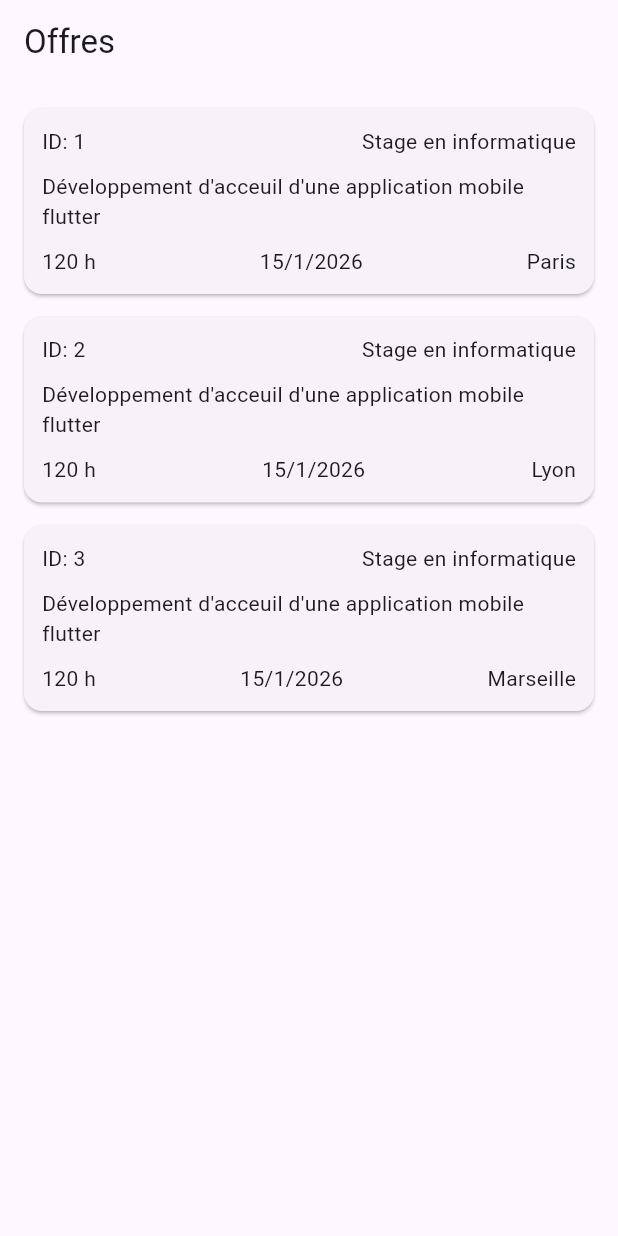
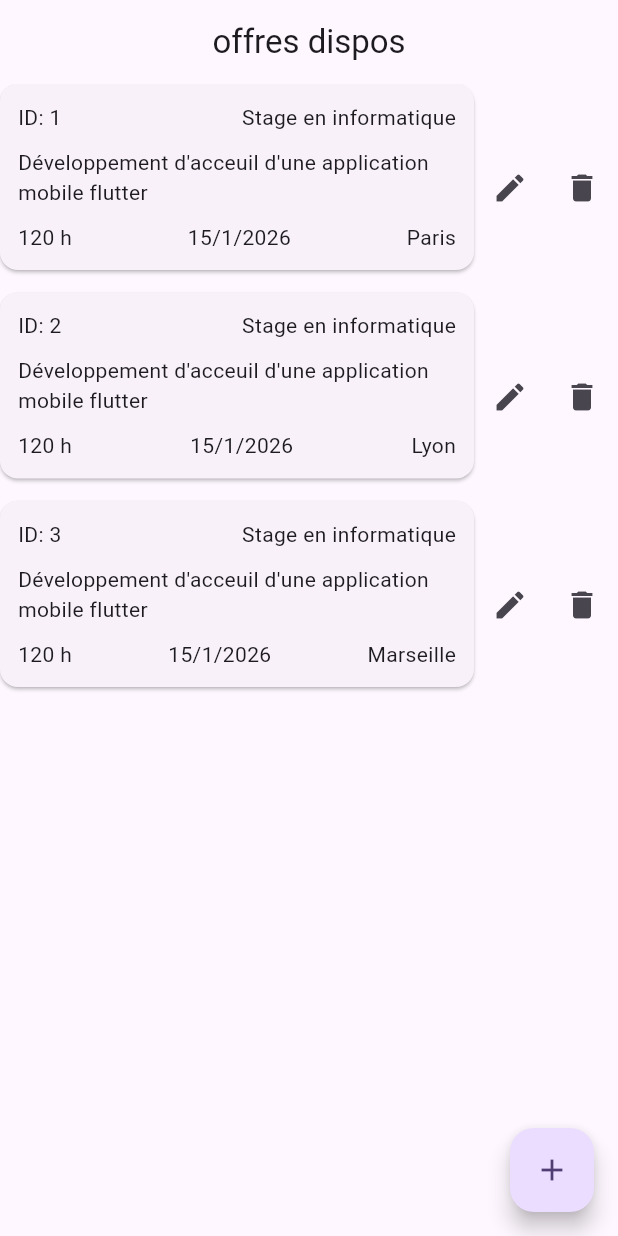
Before and after one commit to mousab39/Lpmi_job_2026, a Flutter app: the HomeScreen screen opened directly, on a phone screen of 412 x 824 dp. Run offline on Flutter 3.47's test engine with Material 3 defaults, Android fonts, the phone set to English and light mode, and no system bars; our stand-ins replace sqflite; accounts and stored records are empty.

Commit message:
Initial Commit

```diff
--- a/lib/screen/home_screen.dart
+++ b/lib/screen/home_screen.dart
@@ -1,6 +1,8 @@
 import 'package:flutter/material.dart';
 import 'package:lpmi/conponent/custom_offer.dart';
 import 'package:lpmi/controller/home_controller.dart';
+import 'package:lpmi/model/offer.dart';
+import 'package:lpmi/screen/add_offer_screen.dart';
 import 'package:provider/provider.dart';
 
 class HomeScreen extends StatefulWidget {
@@ -22,31 +24,51 @@ class _HomeScreenState extends State<HomeScreen> {
     final homeController = Provider.of<HomeController>(context);
 
     return Scaffold(
-      appBar: AppBar(title: const Text("Offres")),
-      body: Padding(
-        padding: const EdgeInsets.all(16),
-        child: homeController.offers.isEmpty
-            ? const Center(child: CircularProgressIndicator())
-            : ListView.builder(
+      appBar: AppBar(
+        title: const Text("offres dispos"),
+        centerTitle: true,
+      ),
+      body: ListView.builder(
         itemCount: homeController.offers.length,
         itemBuilder: (context, index) {
-            return InkWell(
-              onTap: () {
-                Navigator.push(
+          final offer = homeController.offers[index];
+
+          return Row(
+            children: [
+              Expanded(child: CustomOffer(offer: offer)),
+              IconButton(
+                icon: const Icon(Icons.edit),
+                onPressed: () async {
+                  final updatedOffer = await Navigator.push<Offer>(
                     context,
                     MaterialPageRoute(
-                    builder: (context) => const Scaffold(
-                      body: Center(child: Text("Page détail offre")),
-                    ),
+                      builder: (context) => AddOfferScreen(offer: offer),
                     ),
                   );
+                  if (updatedOffer != null) {
+                    homeController.updateOffer(updatedOffer);
+                  }
                 },
-              child: CustomOffer(
-                offer: homeController.offers[index],
               ),
+              IconButton(
+                icon: const Icon(Icons.delete),
+                onPressed: () {
+                  homeController.deleteOffer(offer.id);
+                },
+              ),
+            ],
           );
         },
       ),
+      floatingActionButton: FloatingActionButton(
+        onPressed: () {
+          Navigator.push(
+            context,
+            MaterialPageRoute(builder: (context) => const AddOfferScreen()),
+          );
+        },
+        tooltip: "ajouter une offre",
+        child: const Icon(Icons.add),
       ),
     );
   }
--- a/pubspec.yaml
+++ b/pubspec.yaml
@@ -35,6 +35,8 @@ dependencies:
   # Use with the CupertinoIcons class for iOS style icons.
   cupertino_icons: ^1.0.8
   provider: ^6.1.5
+  sqflite: ^2.4.2
+  path: ^1.9.0
 
 dev_dependencies:
   flutter_test:
```
Also changed, not shown: lib/controller/home_controller.dart (+18 -4 lines), lib/database/database_helper.dart (added, +47 -0 lines), lib/database/offer_repository.dart (added, +38 -0 lines), lib/model/offer.dart (+22 -0 lines), lib/screen/add_offer_screen.dart (added, +103 -0 lines), pubspec.lock. Lines whose indentation alone changed are shown as unchanged.
